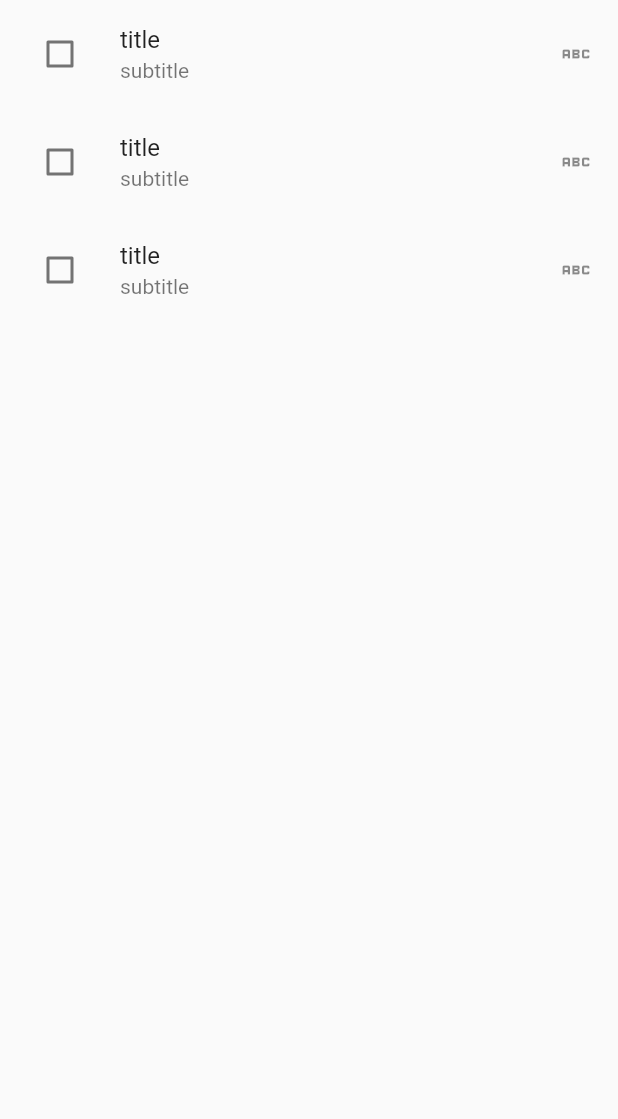
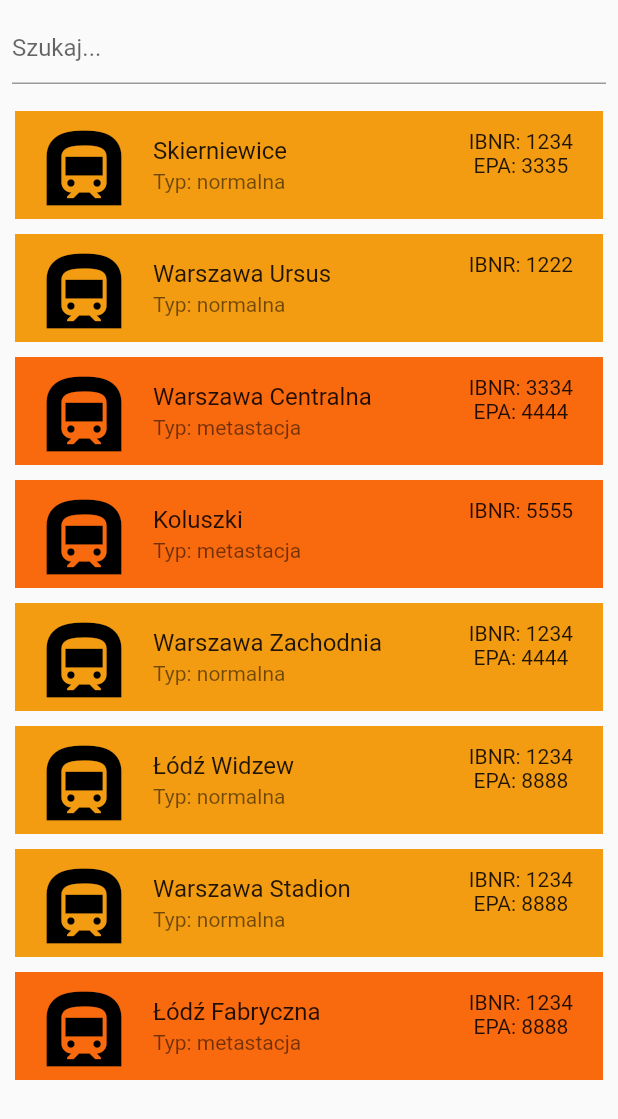
Before and after one commit to jakubdura/flutter_application_intercity, a Flutter app: the screen it shows after launch, on a phone screen of 412 x 824 dp. Shown: the top 1119 px of the screen. Run offline on Flutter 3.47's test engine with Material 2 defaults, Android fonts, the phone set to English and light mode, and no system bars; our stand-ins replace shared_preferences; generated files the repository leaves out were written again.

Commit message:
add search function
search,
toast,
shared preferences

```diff
--- a/lib/data/example_task_list.dart
+++ /dev/null
@@ -1,20 +0,0 @@
-import 'dart:ui';
-import 'package:flutter/material.dart';
-import 'package:flutter_application_intercity/data/task.dart';
-
-var listOfTask = [
-  const Task(
-      title: "first task", subtitle: "first subtitle", color: Colors.yellow),
-  const Task(
-      title: "second task",
-      subtitle: "first second subtitle",
-      color: Color.fromARGB(255, 17, 223, 206)),
-  const Task(
-      title: "third task",
-      subtitle: "first 3 subtitle",
-      color: Color.fromARGB(255, 108, 31, 209)),
-  const Task(
-      title: "4th task",
-      subtitle: "4 subtitle",
-      color: Color.fromARGB(255, 18, 31, 209)),
-];
--- /dev/null
+++ b/lib/data/station.dart
@@ -0,0 +1,13 @@
+class Station {
+  const Station({
+    required this.name,
+    required this.type,
+    required this.codeIBNR,
+    this.codeEPA,
+  });
+
+  final String name;
+  final String type;
+  final int codeIBNR;
+  final int? codeEPA;
+}
--- a/lib/data/task.dart
+++ /dev/null
@@ -1,13 +0,0 @@
-import 'dart:ui';
-
-class Task {
-  const Task({
-    required this.title,
-    this.subtitle,
-    this.color,
-  });
-
-  final Color? color;
-  final String title;
-  final String? subtitle;
-}
--- /dev/null
+++ b/lib/data_example/example_list.dart
@@ -0,0 +1,21 @@
+import '../data/station.dart';
+
+var exampleStationList = [
+  const Station(
+      name: "Skierniewice", type: "normal", codeIBNR: 1234, codeEPA: 3335),
+  const Station(name: "Warszawa Ursus", type: "normal", codeIBNR: 1222),
+  const Station(
+      name: "Warszawa Centralna", type: "meta", codeIBNR: 3334, codeEPA: 4444),
+  const Station(name: "Koluszki", type: "meta", codeIBNR: 5555),
+  const Station(
+      name: "Warszawa Zachodnia",
+      type: "normal",
+      codeIBNR: 1234,
+      codeEPA: 4444),
+  const Station(
+      name: "Łódź Widzew", type: "normal", codeIBNR: 1234, codeEPA: 8888),
+  const Station(
+      name: "Warszawa Stadion", type: "normal", codeIBNR: 1234, codeEPA: 8888),
+  const Station(
+      name: "Łódź Fabryczna", type: "meta", codeIBNR: 1234, codeEPA: 8888),
+];
--- a/lib/main.dart
+++ b/lib/main.dart
@@ -1,6 +1,8 @@
 import 'package:flutter/material.dart';
-import 'package:flutter_application_intercity/view/my_list_tile.dart';
+import 'package:flutter_application_intercity/data_example/example_list.dart';
+import 'package:flutter_application_intercity/view/list_tile.dart';
 import 'package:flutter_gen/gen_l10n/app_localizations.dart';
+import 'package:flutter_application_intercity/data/station.dart';
 
 void main() {
   runApp(const MyApp());
@@ -19,22 +21,75 @@ class MyApp extends StatelessWidget {
       ),
       localizationsDelegates: AppLocalizations.localizationsDelegates,
       supportedLocales: AppLocalizations.supportedLocales,
-      home: const FirstWidget(),
+      home: const HomeWidget(),
     );
   }
 }
 
-class FirstWidget extends StatelessWidget {
-  const FirstWidget({super.key});
+class HomeWidget extends StatefulWidget {
+  const HomeWidget({super.key});
+
+  @override
+  State<HomeWidget> createState() => _HomeWidgetState();
+}
+
+class _HomeWidgetState extends State<HomeWidget> {
+  final TextEditingController _textController = TextEditingController();
+  final List<Station> _stations = exampleStationList;
+  final List<Station> _filteredStationList = [];
+
+  @override
+  void initState() {
+    super.initState();
+    _filteredStationList.addAll(_stations);
+  }
 
   @override
   Widget build(BuildContext context) {
     return Scaffold(
-      body: ListView.builder(
-        itemCount: 3,
-        itemBuilder: (context, index) =>
-            MyListTile(title: "title", subtitle: "subtitle"),
+        body: SafeArea(
+      child: Column(
+        children: [
+          Padding(
+            padding: const EdgeInsets.all(8.0),
+            child: TextField(
+              controller: _textController,
+              decoration: const InputDecoration(
+                hintText: "Szukaj...",
+              ),
+              onChanged: (searchText) {
+                _filterList(searchText);
+              },
+            ),
+          ),
+          Expanded(
+            child: Padding(
+              padding: const EdgeInsets.all(10.0),
+              child: ListView.builder(
+                itemCount: _filteredStationList.length,
+                itemBuilder: (context, index) =>
+                    ListStationTile(station: _filteredStationList[index]),
+              ),
+            ),
+          ),
+        ],
       ),
-    );
+    ));
+  }
+
+  void _filterList(String searchText) {
+    _filteredStationList.clear();
+    if (searchText.isEmpty) {
+      _filteredStationList.addAll(_stations);
+    } else {
+      _stations.forEach((item) {
+        if (item.name.toLowerCase().contains(searchText.toLowerCase()) ||
+            item.codeIBNR.toString().contains(searchText) ||
+            item.codeEPA.toString().contains(searchText)) {
+          _filteredStationList.add(item);
+        }
+      });
+    }
+    setState(() {});
   }
 }
--- /dev/null
+++ b/lib/view/list_tile.dart
@@ -0,0 +1,85 @@
+import 'package:flutter/material.dart';
+import '../data/shared_preferences.dart';
+import '../data/station.dart';
+
+class ListStationTile extends StatefulWidget {
+  const ListStationTile({
+    super.key,
+    required this.station,
+  });
+
+  final Station station;
+  @override
+  State<ListStationTile> createState() => _MyListTileState();
+}
+
+class _MyListTileState extends State<ListStationTile> {
+  bool checkboxValue = false;
+
+  @override
+  Widget build(BuildContext context) {
+    return Column(
+      children: [
+        ColoredBox(
+          color: getStationColor(widget.station),
+          child: ListTile(
+            leading: const Icon(
+              Icons.subway,
+              color: Colors.black,
+              size: 60,
+            ),
+            title: Text(widget.station.name),
+            subtitle: Text('Typ: ${getStationType(widget.station)}'),
+            style: ListTileStyle.list,
+            trailing: Padding(
+              padding: const EdgeInsets.all(4.0),
+              child: Column(
+                children: [
+                  Text('IBNR: ${widget.station.codeIBNR}'),
+                  Text(widget.station.codeEPA != null
+                      ? 'EPA: ${widget.station.codeEPA}'
+                      : ""),
+                ],
+              ),
+            ),
+            onTap: () {
+              onTapItem(widget.station.name);
+            },
+          ),
+        ),
+        const SizedBox(
+          height: 10,
+        ),
+      ],
+    );
+  }
+
+  Color getStationColor(Station station) {
+    Color color = const Color.fromARGB(255, 224, 199, 171);
+    if (station.type == "normal") {
+      color = const Color.fromARGB(255, 243, 156, 18);
+    } else if (station.type == "meta") {
+      color = const Color.fromARGB(255, 249, 105, 14);
+    }
+    return color;
+  }
+
+  String getStationType(Station station) {
+    String stationType = "nieznany";
+    if (station.type == "normal") {
+      stationType = "normalna";
+    } else if (station.type == "meta") {
+      stationType = "metastacja";
+    }
+    return stationType;
+  }
+
+  void onTapItem(String nameOfItem) {
+    final snackBar = SnackBar(
+      content: Text('Wybrano stacje: $nameOfItem'),
+    );
+    ScaffoldMessenger.of(context).showSnackBar(snackBar);
+    saveLastSelectedStation(nameOfItem);
+    getLastSelectedStation();
+  }
+}
--- a/lib/view/my_list_tile.dart
+++ /dev/null
@@ -1,35 +0,0 @@
-import 'package:flutter/material.dart';
-
-class MyListTile extends StatefulWidget {
-  MyListTile({
-    super.key,
-    required this.title,
-    required this.subtitle,
-  });
-
-  bool checkboxValue = false;
-
-  final String title;
-  final String subtitle;
-
-  @override
-  State<MyListTile> createState() => _MyListTileState();
-}
-
-class _MyListTileState extends State<MyListTile> {
-  @override
-  Widget build(BuildContext context) {
-    return ListTile(
-      leading: Checkbox(
-        onChanged: (value) => setState(() {
-          widget.checkboxValue = value ?? false;
-        }),
-        value: widget.checkboxValue,
-      ),
-      title: Text(widget.title),
-      subtitle: Text(widget.subtitle),
-      trailing: const Icon(Icons.abc),
-      style: ListTileStyle.list,
-    );
-  }
-}
--- a/pubspec.yaml
+++ b/pubspec.yaml
@@ -20,6 +20,7 @@ dependencies:
 
   flutter_localizations:
     sdk: flutter
+  shared_preferences: ^2.0.17
 
 dev_dependencies:
   flutter_test:
--- /dev/null
+++ b/task.txt
@@ -0,0 +1,13 @@
+Technologia Flutter dart
+
+1.       Chcemy zbudować ekran z listą stacji kolejowych. Każda stacja musi mieć nazwę, kod IBNR, niektóre z nich mogą mieć kod EPA. Kody stacji są numeryczne.
+Istnieją dwa rodzaje stacji, normalna oraz metastacja.
+Obiekt stacji można utworzyć publicznym konstruktorem albo z mapy/json.
+
+2.       Na ekranie powinna być widoczna lista stacji. W każdym wierszu powinien znajdować się numer IBNR, EPA, nazwa oraz jej typ.
+Po kliknięciu w stację użytkownik powinien zobaczyć komunikat: "Wybrano stację".
+Ostatnio wybrana stacja powinna być zapamiętywana w zmiennej.
+
+3.       Nad listą stacji znajduje się wyszukiwarka umożliwiająca wyszukiwanie pod nazwie lub dowolnym kodzie.
+
+4.       Unit test do stacji
```
Also changed, not shown: lib/data/shared_preferences.dart (added, +17 -0 lines), lib/data_example/example_json.json (added, +20 -0 lines), pubspec.lock, 1 other file.
